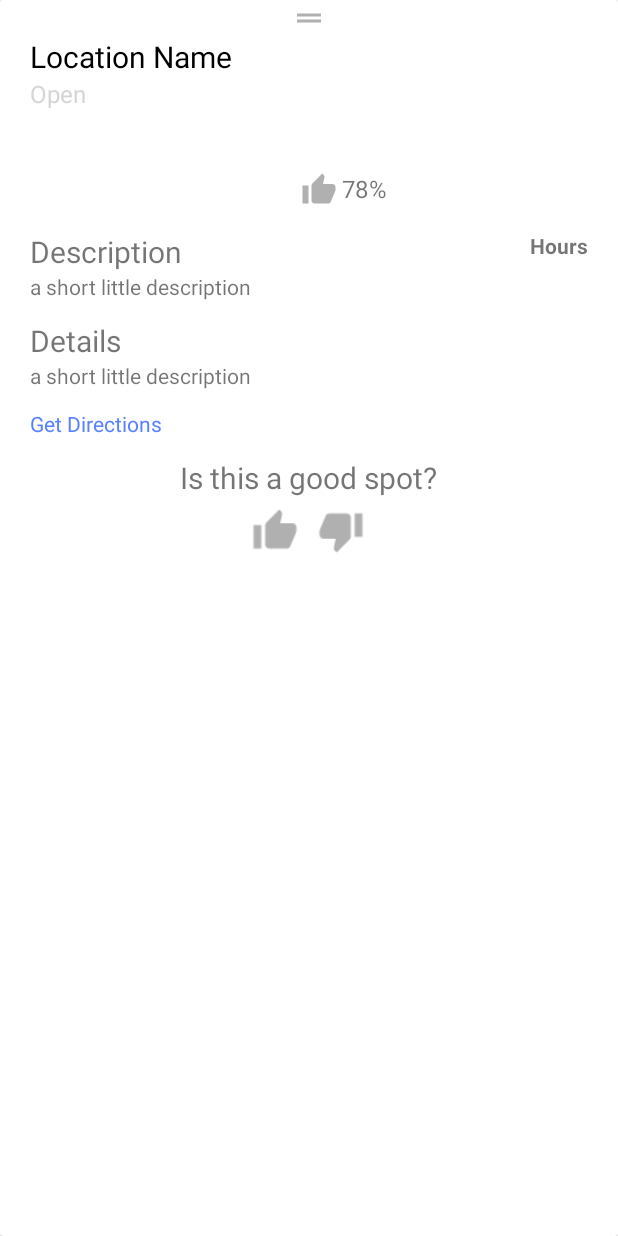
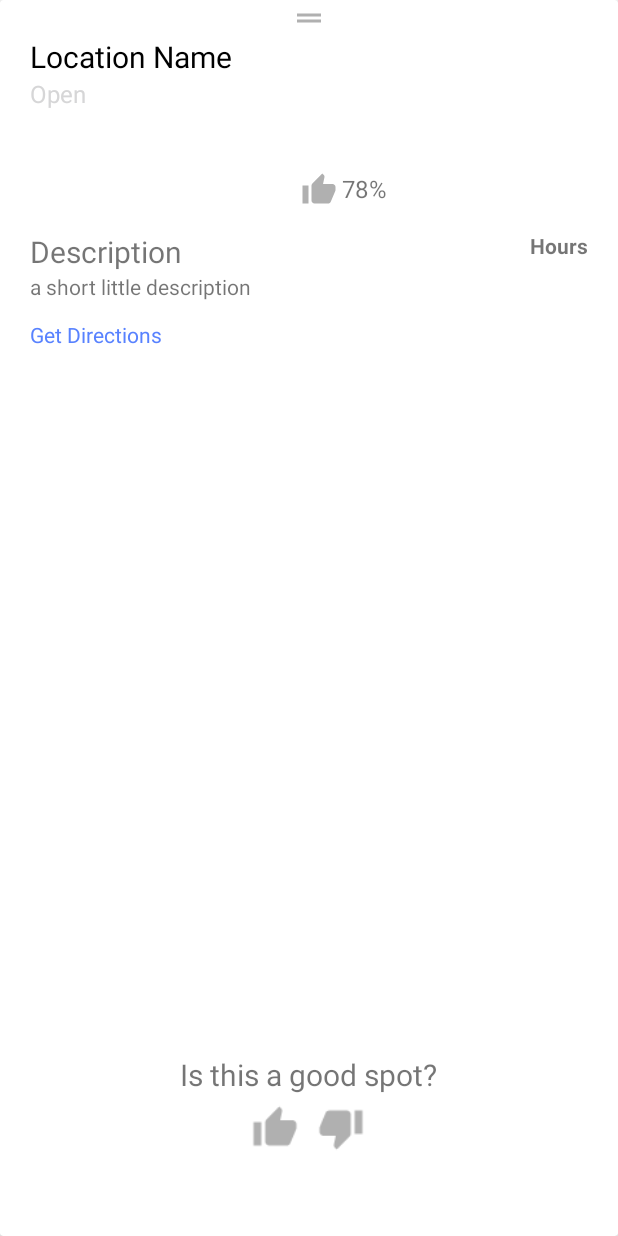
Before and after one commit to Scc33/iStudySpaces, an Android app: the layout info_card.xml on its own in the app's theme, with its tools: preview values and no code run, on a phone screen of 412 x 824 dp. Run offline under Robolectric (Android 15) with nearby library versions, the phone set to English and light mode, and no system bars.

Commit message:
Added description to bottom sheet. Minor UI changes.

```diff
--- a/iStudySpace/app/src/main/java/com/example/istudyspace/Fragments/InfoCardFragment.java
+++ b/iStudySpace/app/src/main/java/com/example/istudyspace/Fragments/InfoCardFragment.java
@@ -95,7 +95,7 @@ public class InfoCardFragment extends Fragment implements View.OnClickListener {
         //Set name
         ( (TextView) view.findViewById(R.id.location_name)).setText(location.getName());
 //        ( (TextView) view.findViewById(R.id.location_name)).setText(location.getHours().toString());
-
+        ( (TextView) view.findViewById(R.id.location_description)).setText(location.getDescription());
         //Set image
         int id = getResources().getIdentifier("com.example.istudyspace:drawable/" + location.getImageFile(), null, null);
         ( (ImageView) view.findViewById(R.id.location_image)).setImageResource(id);
--- a/iStudySpace/app/src/main/res/layout/info_card.xml
+++ b/iStudySpace/app/src/main/res/layout/info_card.xml
@@ -105,7 +105,7 @@
                 android:contentDescription="Picture of location" />
         </LinearLayout>
 
-        <LinearLayout
+        <RelativeLayout
             android:layout_width="match_parent"
             android:layout_height="wrap_content"
             android:orientation="vertical">
@@ -136,19 +136,7 @@
                             android:textSize="20sp" />
 
                         <TextView
-                            android:layout_width="wrap_content"
-                            android:layout_height="wrap_content"
-                            android:paddingBottom="2mm"
-                            android:text="a short little description" />
-
-                        <TextView
-                            android:layout_width="wrap_content"
-                            android:layout_height="wrap_content"
-                            android:text="Details"
-                            android:textSize="20sp" />
-
-
-                        <TextView
+                            android:id="@+id/location_description"
                             android:layout_width="wrap_content"
                             android:layout_height="wrap_content"
                             android:paddingBottom="2mm"
@@ -185,10 +173,13 @@
             </LinearLayout>
 
             <LinearLayout
+                android:layout_alignParentBottom="true"
+                android:layout_centerHorizontal="true"
                 android:layout_width="wrap_content"
                 android:layout_height="wrap_content"
                 android:orientation="vertical"
-                android:layout_gravity="center">
+                android:layout_gravity="center"
+                android:padding="50dp">
 
                 <TextView
                     android:layout_width="wrap_content"
@@ -247,7 +238,7 @@
 
 
 
-        </LinearLayout>
+        </RelativeLayout>
     </LinearLayout>
 
 </androidx.cardview.widget.CardView>
```
Also changed, not shown: iStudySpace/app/src/main/res/layout/activity_main.xml (+16 -11 lines).
